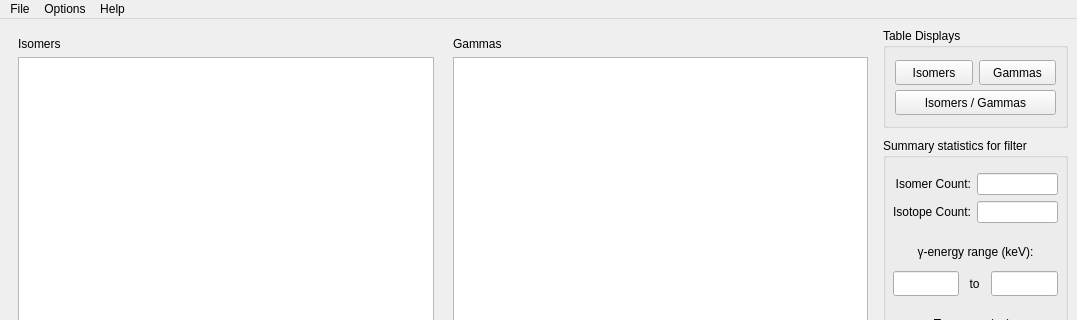
Before: the Qt Designer form w_Isomer/w_IsomerAPI.ui in LISEcute/IsomerAPI, drawn with Qt 5; both pictures show x 0 to 1077 and y 0 to 320 of the 1077 by 689 pixel window.
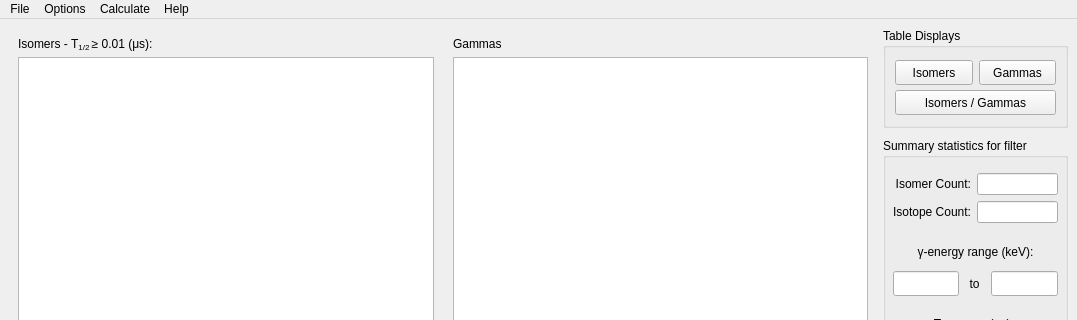
After: the same form once the commit is applied. The open tabs and pages were chosen to show the change. Icons and pictures are not drawn.

The edit to the form file:
```diff
--- a/w_Isomer/w_IsomerAPI.ui
+++ b/w_Isomer/w_IsomerAPI.ui
@@ -133,7 +133,7 @@
         <item row="0" column="0">
          <widget class="QLabel" name="label_7">
           <property name="text">
-           <string>Isomers</string>
+           <string>&lt;html&gt;&lt;head/&gt;&lt;body&gt;&lt;p&gt;Isomers - T&lt;span style=&quot; vertical-align:sub;&quot;&gt;1/2 &lt;/span&gt; &amp;ge; 0.01 (μs):&lt;/p&gt;&lt;/body&gt;&lt;/html&gt;</string>
           </property>
          </widget>
         </item>
@@ -1411,8 +1411,15 @@
     <addaction name="separator"/>
     <addaction name="actionExit"/>
    </widget>
+   <widget class="QMenu" name="menuCalculate_Transmission">
+    <property name="title">
+     <string>Calculate</string>
+    </property>
+    <addaction name="actionCalc_Transmission"/>
+   </widget>
    <addaction name="menuFile"/>
    <addaction name="menuOptions_WIP"/>
+   <addaction name="menuCalculate_Transmission"/>
    <addaction name="menuabout_page"/>
   </widget>
   <widget class="QStatusBar" name="statusbar"/>
```
Left out of the diff: 9 changed lines with no effect on the pictures.
